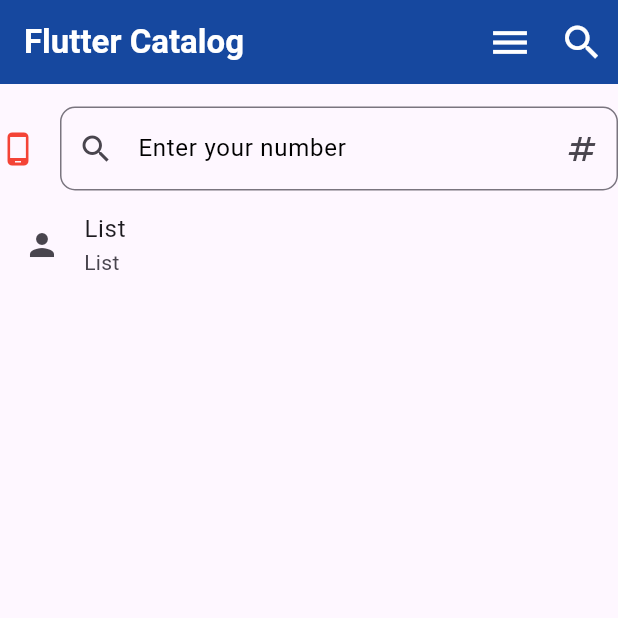
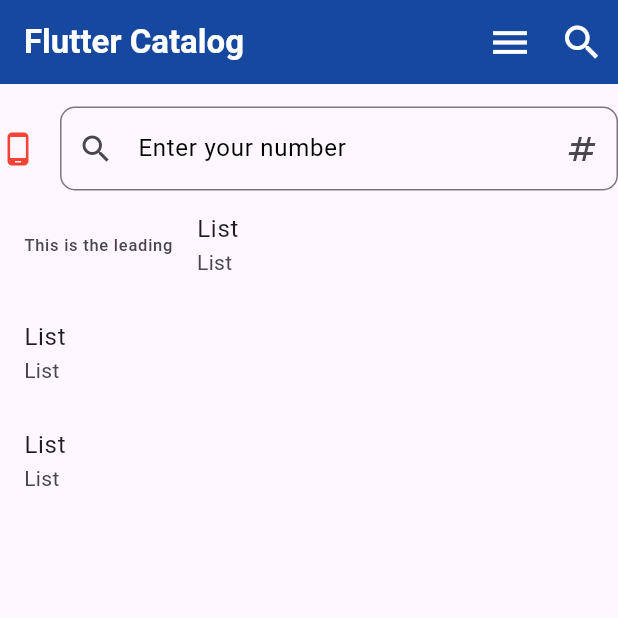
Before and after one commit to Johncross00/flutter_widgets, a Flutter app: the screen it shows after launch, on a phone screen of 412 x 824 dp, the top half of it. Run offline on Flutter 3.47's test engine with Material 3 defaults, Android fonts, the light colour scheme and no system bars.

Commit message:
listView shrinkWrap: true or Expanded on ListView

```diff
--- a/lib/home_page.dart
+++ b/lib/home_page.dart
@@ -53,36 +53,24 @@
                 ),
               ),
             ),
-            // ListView(
-            //   children: [
-            //     ListTile(
-            //       leading: Text("This is the leading"),
-            //       title: Text('List'),
-            //       subtitle: Text('List'),
-            //     ),
-            //     ListTile(
-            //       title: Text('List'),
-            //       subtitle: Text('List'),
-            //     ),
-            //     ListTile(
-            //       title: Text('List'),
-            //       subtitle: Text('List'),
-            //     ),
-            //   ],
-            // ),
-            ListTile(
-              leading: Icon(Icons.person),
-              title: Text('List'),
-              subtitle: Text('List'),
-              onLongPress: () {
-                ScaffoldMessenger.of(context).showSnackBar(
-                  SnackBar(
-                    content: Text('Long press me!'),
-                  ),
-                );
-              },
+            ListView(
+              shrinkWrap: true,
+              children: [
+                ListTile(
+                  leading: Text("This is the leading"),
+                  title: Text('List'),
+                  subtitle: Text('List'),
+                ),
+                ListTile(
+                  title: Text('List'),
+                  subtitle: Text('List'),
+                ),
+                ListTile(
+                  title: Text('List'),
+                  subtitle: Text('List'),
+                ),
+              ],
             ),
-
           ],
         ),
       ),
```
